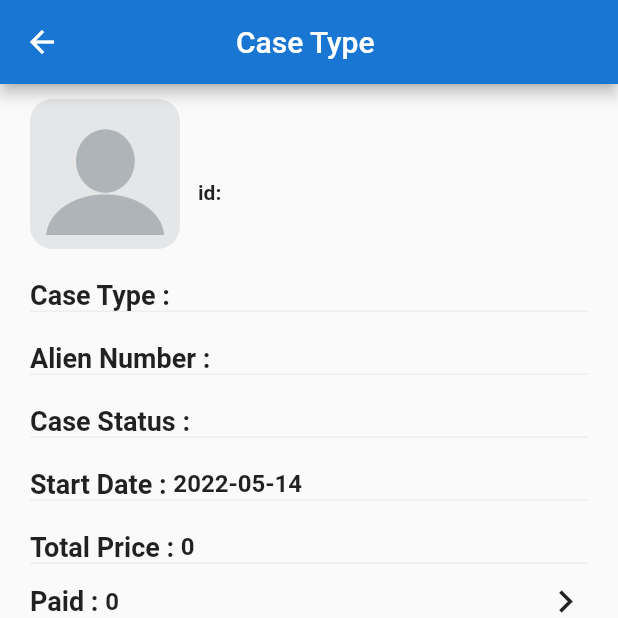
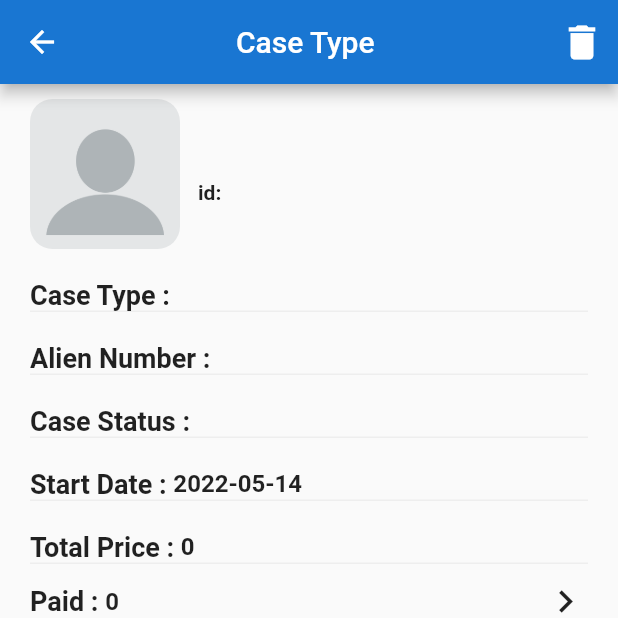
Before and after one commit to pinyada-sengate/xpress_documents, a Flutter app: the EditCustomerCaseScreen screen opened directly with empty values, on a phone screen of 412 x 824 dp, the top half of it. Run offline on Flutter 3.47's test engine with Material 2 defaults, Android fonts, the light colour scheme and no system bars; our stand-ins replace cloud_firestore, firebase_core; accounts and stored records are empty.

Commit message:
delete case

```diff
--- a/lib/screens/edit_customer_case_screen.dart
+++ b/lib/screens/edit_customer_case_screen.dart
@@ -217,14 +217,6 @@ class _EditCustomerCaseScreenState extends State<EditCustomerCaseScreen>
 
   Widget paidField() {
     return GestureDetector(
-//      onTap: () => Navigator.push(
-//        context,
-//        MaterialPageRoute(
-//          builder: (context) => CustomerCasePaidScreen(
-//            customerCase: widget.customerCase,
-//          ),
-//        ),
-//      ),
       onTap: () {
         MaterialPageRoute materialPageRoute = MaterialPageRoute(
           builder: (context) => CustomerCasePaidScreen(
@@ -281,6 +273,17 @@ class _EditCustomerCaseScreenState extends State<EditCustomerCaseScreen>
       appBar: AppBar(
         title: Text('Case Type ${widget.customerCase.caseType}'),
         centerTitle: true,
+        actions: <Widget>[
+          IconButton(
+            onPressed: () async {
+              await _caseCollection.doc(widget.customerCase.id).delete();
+              Navigator.of(context).pop();
+            },
+            icon: const Icon(Icons.delete),
+            iconSize: 30.0,
+            color: Colors.white,
+          ),
+        ],
       ),
       body: ListView(
         children: <Widget>[
```
